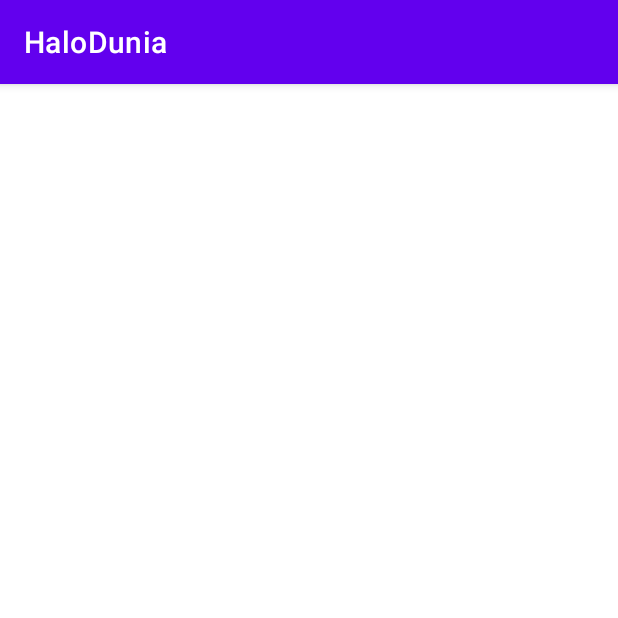
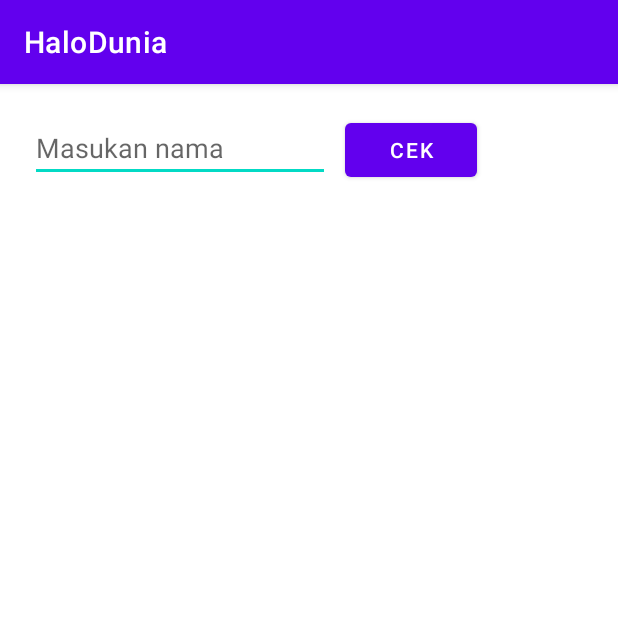
Before and after one commit to esafirm/skydu-bootcamp-samples, an Android app: the screen it shows after launch (MainActivity), on a phone screen of 412 x 824 dp, the top half of it. Run offline under Robolectric (Android 15) with nearby library versions, the phone set to English and light mode, and no system bars; 1 statement that could not run was skipped.

Commit message:
sample sesi-2

```diff
--- a/HaloDunia/app/build.gradle
+++ b/HaloDunia/app/build.gradle
@@ -30,6 +30,10 @@ android {
     kotlinOptions {
         jvmTarget = '1.8'
     }
+
+    buildFeatures {
+        viewBinding true
+    }
 }
 
 dependencies {
--- a/HaloDunia/app/src/main/AndroidManifest.xml
+++ b/HaloDunia/app/src/main/AndroidManifest.xml
@@ -9,6 +9,7 @@
         android:roundIcon="@mipmap/ic_launcher_round"
         android:supportsRtl="true"
         android:theme="@style/Theme.HaloDunia">
+
         <activity android:name=".MainActivity">
             <intent-filter>
                 <action android:name="android.intent.action.MAIN" />
@@ -16,6 +17,10 @@
                 <category android:name="android.intent.category.LAUNCHER" />
             </intent-filter>
         </activity>
+
+        <activity android:name=".DetailActivity" />
+
+
     </application>
 
 </manifest>
--- a/HaloDunia/app/src/main/java/skydu/android/halodunia/MainActivity.kt
+++ b/HaloDunia/app/src/main/java/skydu/android/halodunia/MainActivity.kt
@@ -1,13 +1,29 @@
 package skydu.android.halodunia
 
+import android.content.Intent
+import android.os.Bundle
+import android.widget.Button
 import androidx.appcompat.app.AppCompatActivity
-import android.os.Bundle
+import skydu.android.halodunia.databinding.ActivityMainBinding
 
 class MainActivity : AppCompatActivity() {
     override fun onCreate(savedInstanceState: Bundle?) {
         super.onCreate(savedInstanceState)
-        setContentView(R.layout.activity_second)
+
+        val binding = ActivityMainBinding.inflate(layoutInflater)
+        setContentView(binding.root)
+
+        binding.txtTitle.alpha = 0F
+        binding.btnCek.text = "Cek"
+        binding.btnCek.setOnClickListener { view ->
+            view as Button
+            view.text = "Sudah dicek"
+
+            val nameFromInput = binding.inpName.text.toString()
+            val intent = Intent(this, DetailActivity::class.java).apply {
+                putExtra("name", nameFromInput)
+            }
+            startActivity(intent)
+        }
     }
-
-
 }
--- a/HaloDunia/app/src/main/res/layout/activity_main.xml
+++ b/HaloDunia/app/src/main/res/layout/activity_main.xml
@@ -3,17 +3,28 @@
     xmlns:tools="http://schemas.android.com/tools"
     android:layout_width="match_parent"
     android:layout_height="match_parent"
-    android:orientation="horizontal"
+    android:orientation="vertical"
+    android:padding="20dp"
     tools:context=".MainActivity">
 
-    <EditText
-        android:hint="Masukan nama"
-        android:layout_width="200dp"
-        android:layout_height="wrap_content" />
+    <LinearLayout
+        android:layout_width="match_parent"
+        android:layout_height="wrap_content"
+        android:orientation="horizontal">
 
-    <Button
-        android:layout_width="wrap_content"
-        android:layout_height="wrap_content"
-        android:text="Submit"/>
+        <EditText
+            android:id="@+id/inpName"
+            android:layout_width="200dp"
+            android:layout_height="wrap_content"
+            android:layout_marginEnd="10dp"
+            android:hint="Masukan nama" />
+
+        <Button
+            android:id="@+id/btnCek"
+            android:layout_width="wrap_content"
+            android:layout_height="wrap_content"
+            android:text="Submit" />
+
+    </LinearLayout>
 
 </LinearLayout>
--- a/HaloDunia/app/src/main/res/layout/activity_second.xml
+++ /dev/null
@@ -1,6 +0,0 @@
-<?xml version="1.0" encoding="utf-8"?>
-<androidx.constraintlayout.widget.ConstraintLayout
-    xmlns:android="http://schemas.android.com/apk/res/android" android:layout_width="match_parent"
-    android:layout_height="match_parent">
-
-</androidx.constraintlayout.widget.ConstraintLayout>
```
Also changed, not shown: HaloDunia/app/src/main/java/skydu/android/halodunia/DetailActivity.kt (added, +18 -0 lines), HaloDunia/app/src/main/res/layout/activity_detail.xml (added, +15 -0 lines), HaloDunia/app/src/main/res/values/styles.xml (added, +8 -0 lines).
